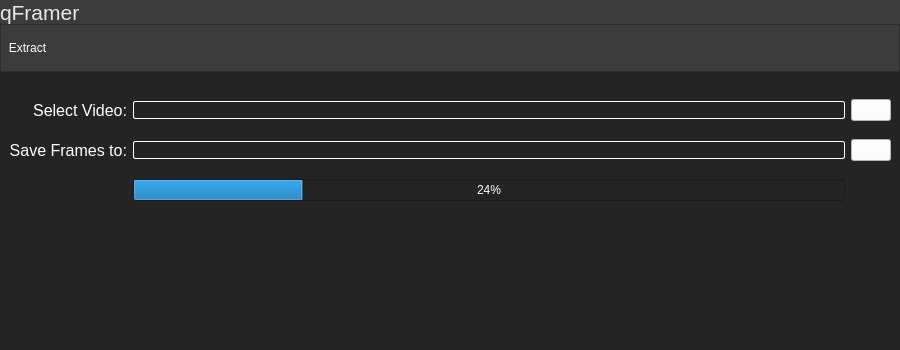
Above: gui/ui_files/ui_main_window.ui from riverbr/qFramer before the change; both pictures show x 0 to 900 and y 0 to 350 of the 900 by 520 pixel window. Below: the same form after it.
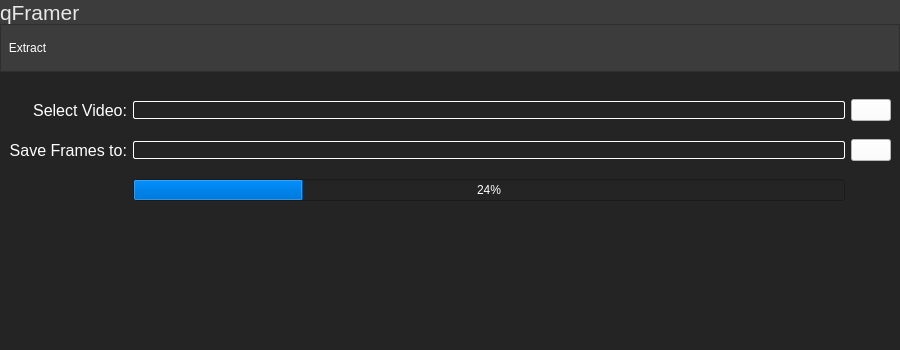
That is the form after the change. Icons and pictures are not drawn.

Commit message: improved progress bar palette

```diff
--- a/gui/ui_files/ui_main_window.ui
+++ b/gui/ui_files/ui_main_window.ui
@@ -196,6 +196,43 @@
        </item>
        <item row="3" column="1">
         <widget class="QProgressBar" name="progress_bar">
+         <property name="palette">
+          <palette>
+           <active>
+            <colorrole role="Highlight">
+             <brush brushstyle="SolidPattern">
+              <color alpha="255">
+               <red>0</red>
+               <green>120</green>
+               <blue>215</blue>
+              </color>
+             </brush>
+            </colorrole>
+           </active>
+           <inactive>
+            <colorrole role="Highlight">
+             <brush brushstyle="SolidPattern">
+              <color alpha="255">
+               <red>0</red>
+               <green>120</green>
+               <blue>215</blue>
+              </color>
+             </brush>
+            </colorrole>
+           </inactive>
+           <disabled>
+            <colorrole role="Highlight">
+             <brush brushstyle="SolidPattern">
+              <color alpha="255">
+               <red>0</red>
+               <green>120</green>
+               <blue>215</blue>
+              </color>
+             </brush>
+            </colorrole>
+           </disabled>
+          </palette>
+         </property>
          <property name="styleSheet">
           <string notr="true">color: rgb(255, 255, 255);</string>
          </property>
```
The commit also changes 1 other file.
